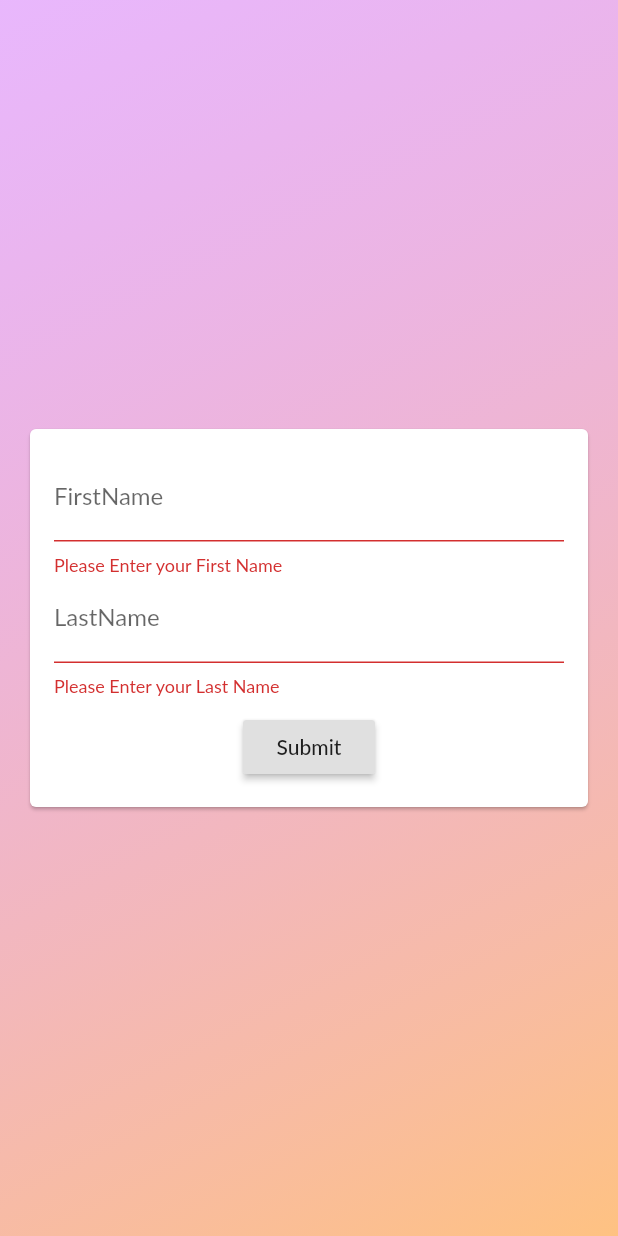
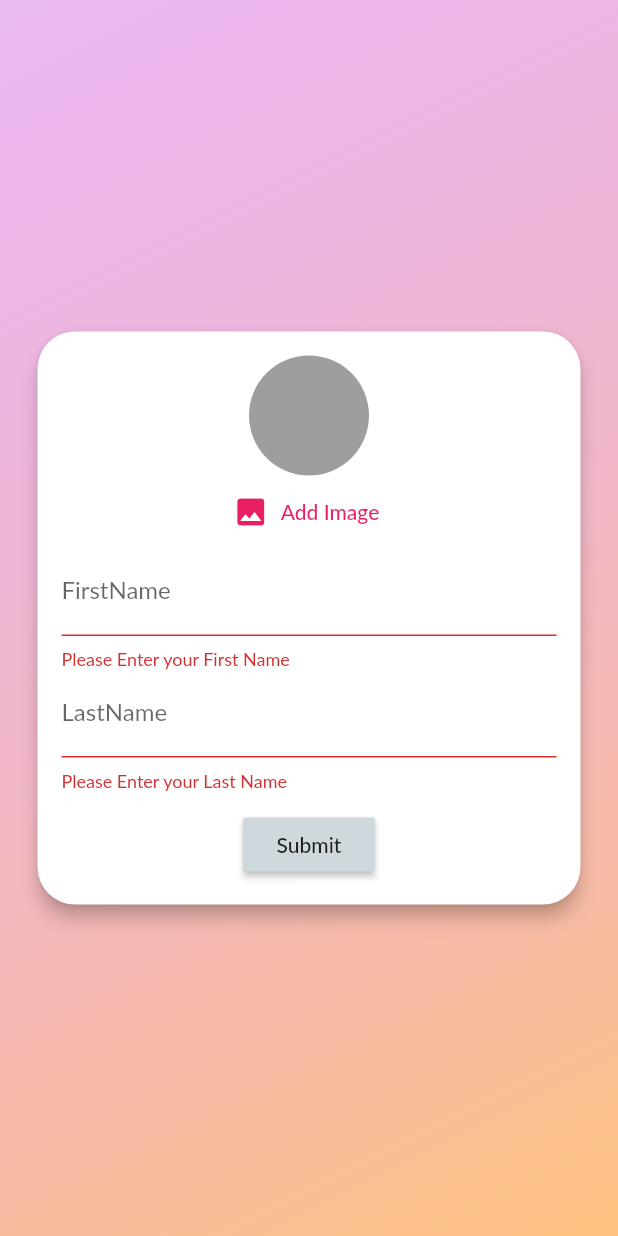
Before and after one commit to harshtekriwal/ConnectVGames, a Flutter app: the IntermediateMainScreen screen opened directly with empty values, after a tap on "Submit", on a phone screen of 412 x 824 dp. Run offline on Flutter 3.47's test engine with Material 2 defaults, Android fonts, the phone set to English and light mode, and no system bars; our stand-ins replace cloud_firestore, datetime_picker_formfield, firebase_auth, firebase_storage, google_maps_flutter, google_sign_in and 4 more; missing offline and left inert: flutter_google_places, google_maps_webservice, great_circle_distance, social_signin_buttons; accounts and stored records are empty; network calls fail; Roboto replaces fonts that are missing (Lato).

Commit message:
Changed whole UI, Added User Games tab.

```diff
--- a/lib/Models/loggedInUserInfo.dart
+++ b/lib/Models/loggedInUserInfo.dart
@@ -3,5 +3,6 @@ import 'package:ConnectWithGames/Helpers/Filters.dart';
 class LoggedInUserInfo {
   static String id;
   static String name;
+  static String url;
   static Filters userFilters;
 }
--- /dev/null
+++ b/lib/Pickers/user_image_picker.dart
@@ -0,0 +1,41 @@
+import 'dart:io';
+
+import 'package:flutter/material.dart';
+import 'package:image_picker/image_picker.dart';
+
+class UserImagePicker extends StatefulWidget {
+  final Function(PickedFile pickedImage) imagePickFn;
+  UserImagePicker(this.imagePickFn);
+  @override
+  _UserImagePickerState createState() => _UserImagePickerState();
+}
+
+class _UserImagePickerState extends State<UserImagePicker> {
+  PickedFile _pickedImage;
+  void _pickImage() async {
+    final pickedImageFile = await ImagePicker()
+        .getImage(imageQuality: 50, maxWidth: 150, source: ImageSource.camera);
+    setState(() {
+      _pickedImage = pickedImageFile;
+    });
+    widget.imagePickFn(_pickedImage);
+  }
+
+  @override
+  Widget build(BuildContext context) {
+    return Column(children: <Widget>[
+      CircleAvatar(
+          radius: 40,
+          backgroundColor: Colors.grey,
+          backgroundImage:
+              _pickedImage != null ? FileImage(File(_pickedImage.path)) : null),
+      FlatButton.icon(
+          textColor: Theme.of(context).primaryColor,
+          onPressed: () {
+            _pickImage();
+          },
+          icon: Icon(Icons.image),
+          label: Text('Add Image'))
+    ]);
+  }
+}
--- a/lib/Screens/DisplayAvailableGames.dart
+++ b/lib/Screens/DisplayAvailableGames.dart
@@ -45,6 +45,9 @@ class _DisplayAvailableGamesState extends State<DisplayAvailableGames> {
                   ),
                   Expanded(
                     child: TextField(
+                      decoration: InputDecoration(
+                        hintText: 'Search',
+                      ),
                       onChanged: (value) {
                         setState(() {
                           searchString = value.toLowerCase();
--- a/lib/Screens/IntermediateMainScreen.dart
+++ b/lib/Screens/IntermediateMainScreen.dart
@@ -1,9 +1,12 @@
 import 'dart:io';
 import 'package:ConnectWithGames/Models/loggedInUserInfo.dart';
+import 'package:ConnectWithGames/Pickers/user_image_picker.dart';
 import 'package:cloud_firestore/cloud_firestore.dart';
 import 'package:firebase_auth/firebase_auth.dart';
+import 'package:firebase_storage/firebase_storage.dart';
 import 'package:flutter/material.dart';
 import 'package:flutter/services.dart';
+import 'package:image_picker/image_picker.dart';
 import 'WelcomeScreen.dart';
 
 class IntermediateMainScreen extends StatefulWidget {
@@ -21,16 +24,30 @@ class _IntermediateMainScreenState extends State<IntermediateMainScreen> {
   static final _formKey = GlobalKey<FormState>();
   var _firstname = ' ';
   var _lastname = ' ';
+  var imageURL = '';
+  File _userImageFile;
+  void _pickedImage(PickedFile image) {
+    _userImageFile = File(image.path);
+  }
+
   Future<void> _submitUserInformation(
-      String firstName, String lastName, BuildContext ctx) async {
+      String firstName, String lastName, File image, BuildContext ctx) async {
     try {
       setState(() {
         _isLoading = true;
       });
+      final ref = FirebaseStorage.instance
+          .ref()
+          .child('user_image')
+          .child(widget._uid + '.jpg');
+      await ref.putFile(image).onComplete;
+      final url = await ref.getDownloadURL();
+      imageURL = url;
       await Firestore.instance
           .collection('users')
           .document(widget._uid)
-          .setData({'firstName': firstName, 'lastName': lastName});
+          .setData(
+              {'firstName': firstName, 'lastName': lastName, 'image_url': url});
       setState(() {
         _isLoading = false;
         _hasUserDataAlready = true;
@@ -85,10 +102,17 @@ class _IntermediateMainScreenState extends State<IntermediateMainScreen> {
     void _trySubmit() {
       final isValid = _formKey.currentState.validate();
       FocusScope.of(context).unfocus();
-
+      if (_userImageFile == null) {
+        Scaffold.of(context).showSnackBar(SnackBar(
+          content: Text('Please pick an image.'),
+          backgroundColor: Theme.of(context).errorColor,
+        ));
+        return;
+      }
       if (isValid) {
         _formKey.currentState.save();
-        _submitUserInformation(_firstname, _lastname, context);
+        _submitUserInformation(
+            _firstname.trim(), _lastname.trim(), _userImageFile, context);
       } else {
         return;
       }
@@ -97,27 +121,28 @@ class _IntermediateMainScreenState extends State<IntermediateMainScreen> {
     Widget userInfoForm = Scaffold(
         body: Container(
       decoration: BoxDecoration(
-                gradient: LinearGradient(
-              colors: [
+        gradient: LinearGradient(colors: [
           Color.fromRGBO(215, 117, 255, 1).withOpacity(0.5),
           Color.fromRGBO(255, 188, 117, 1).withOpacity(0.9),
-              ],
-              begin: Alignment.topLeft,
-              end: Alignment.bottomRight,
-            )),
+        ], begin: Alignment.topLeft, end: Alignment.bottomRight),
+      ),
       child: Center(
         child: Card(
-                  margin: EdgeInsets.all(20),
+            shape:
+                RoundedRectangleBorder(borderRadius: BorderRadius.circular(25)),
+            elevation: 5,
+            margin: EdgeInsets.all(25),
             child: SingleChildScrollView(
                 child: Padding(
                     padding: EdgeInsets.all(16),
                     child: Form(
                       key: _formKey,
                       child: Column(
+                        mainAxisSize: MainAxisSize.min,
                         children: <Widget>[
+                          UserImagePicker(_pickedImage),
                           TextFormField(
-                                  decoration:
-                                      InputDecoration(labelText: 'FirstName'),
+                            decoration: InputDecoration(labelText: 'FirstName'),
                             validator: (value) {
                               if (value.isEmpty) {
                                 return 'Please Enter your First Name';
@@ -130,8 +155,7 @@ class _IntermediateMainScreenState extends State<IntermediateMainScreen> {
                             key: ValueKey('firstName'),
                           ),
                           TextFormField(
-                                  decoration:
-                                      InputDecoration(labelText: 'LastName'),
+                            decoration: InputDecoration(labelText: 'LastName'),
                             validator: (value) {
                               if (value.isEmpty) {
                                 return 'Please Enter your Last Name';
@@ -144,11 +168,12 @@ class _IntermediateMainScreenState extends State<IntermediateMainScreen> {
                             key: ValueKey('lastName'),
                           ),
                           SizedBox(
-                                  height: 10,
+                            height: 12,
                           ),
                           _isLoading
                               ? CircularProgressIndicator()
                               : RaisedButton(
+                                  color: Colors.blueGrey[100],
                                   child: Text('Submit'),
                                   onPressed: () {
                                     _trySubmit();
@@ -157,11 +182,13 @@ class _IntermediateMainScreenState extends State<IntermediateMainScreen> {
                         ],
                       ),
                     )))),
-            )));
+      ),
+    ));
 
     if (_hasUserDataAlready) {
       LoggedInUserInfo.id = widget._uid;
       LoggedInUserInfo.name = _firstname;
+      LoggedInUserInfo.url = imageURL;
       return WelcomeScreen();
     } else {
       return userInfoForm;
--- a/lib/Widgets/Chat/Messages.dart
+++ b/lib/Widgets/Chat/Messages.dart
@@ -35,6 +35,7 @@ class Messages extends StatelessWidget {
             itemBuilder: (ctx, index) => MessageBubble(
                 chatDocs[index]['username'],
                 chatDocs[index]['text'],
+                chatDocs[index]['userImage'],
                 chatDocs[index]['userId'] == LoggedInUserInfo.id,
                 ValueKey(chatDocs[index].documentID)),
           );
--- a/lib/Widgets/Chat/NewMessage.dart
+++ b/lib/Widgets/Chat/NewMessage.dart
@@ -30,7 +30,8 @@ class _NewMessageState extends State<NewMessage> {
       'text': _enteredMessage,
       'createdAt': Timestamp.now(),
       'userId': LoggedInUserInfo.id,
-      'username': LoggedInUserInfo.name
+      'username': LoggedInUserInfo.name,
+      'userImage': LoggedInUserInfo.url,
     });
     _controller.clear();
   }
--- a/pubspec.yaml
+++ b/pubspec.yaml
@@ -44,7 +44,8 @@ dependencies:
   great_circle_distance: ^1.0.1
   flutter_google_places: ^0.2.5
   google_maps_webservice: ^0.0.17
-
+  image_picker: ^0.6.7+4
+  firebase_storage: ^3.1.6
 
 
 
```
Also changed, not shown: lib/Screens/AddGameScreen.dart (+13 -4 lines), lib/Screens/ChatScreen.dart (+8 -5 lines), lib/Screens/PhoneAuthScreen.dart (+19 -4 lines), lib/Screens/SearchFiltersScreen.dart (+6 -2 lines), lib/Screens/UserGamesScreen.dart (added, +40 -0 lines), lib/Screens/WelcomeScreen.dart (+46 -13 lines), lib/Widgets/Chat/chatItem.dart (+19 -14 lines), lib/Widgets/Chat/message_bubble.dart (+7 -3 lines), lib/Widgets/app_drawer.dart (+9 -13 lines), lib/Widgets/gameItem.dart (+16 -13 lines), lib/Widgets/user_game.dart (added, +114 -0 lines), lib/main.dart (+7 -2 lines), pubspec.lock. Lines whose indentation alone changed are shown as unchanged.
